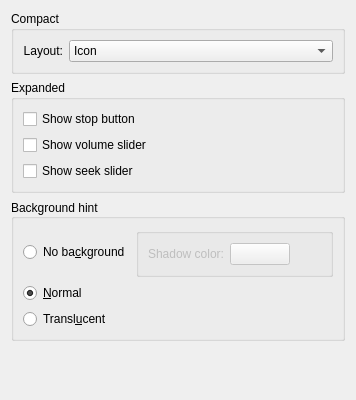
Qt form engine/generalconfig.ui (jsmitar/playbar2) before a commit.
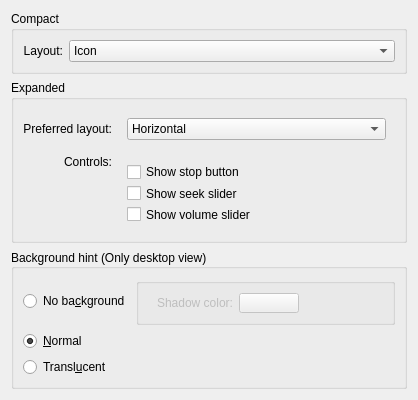
The same form after that commit. Custom widgets are drawn as their Qt base class.

Commit message: Added configuration to engine for expanded layouts

```diff
--- a/engine/generalconfig.ui
+++ b/engine/generalconfig.ui
@@ -6,7 +6,7 @@
    <rect>
     <x>0</x>
     <y>0</y>
-    <width>356</width>
+    <width>418</width>
     <height>400</height>
    </rect>
   </property>
@@ -103,26 +103,108 @@
        <property name="flat">
         <bool>true</bool>
        </property>
-       <layout class="QVBoxLayout" name="verticalLayout_2">
-        <item>
-         <widget class="QCheckBox" name="kcfg_ShowStop">
+       <layout class="QGridLayout" name="gridLayout_4">
+        <item row="0" column="0">
+         <widget class="QLabel" name="label_Layout">
+          <property name="sizePolicy">
+           <sizepolicy hsizetype="Preferred" vsizetype="Preferred">
+            <horstretch>0</horstretch>
+            <verstretch>0</verstretch>
+           </sizepolicy>
+          </property>
           <property name="text">
-           <string>Show stop button</string>
+           <string>Preferred layout:</string>
           </property>
+          <property name="alignment">
+           <set>Qt::AlignRight|Qt::AlignTrailing|Qt::AlignVCenter</set>
+          </property>
          </widget>
         </item>
-        <item>
-         <widget class="QCheckBox" name="kcfg_ShowVolumeSlider">
-          <property name="text">
-           <string>Show volume slider</string>
+        <item row="0" column="1">
+         <widget class="QWidget" name="widget" native="true">
+          <property name="sizePolicy">
+           <sizepolicy hsizetype="Expanding" vsizetype="Preferred">
+            <horstretch>0</horstretch>
+            <verstretch>0</verstretch>
+           </sizepolicy>
           </property>
+          <layout class="QHBoxLayout" name="horizontalLayout">
+           <item>
+            <widget class="QComboBox" name="kcfg_ExpandedStyle">
+             <property name="autoFillBackground">
+              <bool>false</bool>
+             </property>
+             <property name="maxVisibleItems">
+              <number>2</number>
+             </property>
+             <property name="maxCount">
+              <number>2</number>
+             </property>
+             <property name="frame">
+              <bool>true</bool>
+             </property>
+             <item>
+              <property name="text">
+               <string>Horizontal</string>
+              </property>
+             </item>
+             <item>
+              <property name="text">
+               <string>Vertical</string>
+              </property>
+             </item>
+            </widget>
+           </item>
+          </layout>
          </widget>
         </item>
-        <item>
-         <widget class="QCheckBox" name="kcfg_ShowSeekSlider">
+        <item row="1" column="0">
+         <widget class="QLabel" name="label_Controls">
+          <property name="sizePolicy">
+           <sizepolicy hsizetype="Preferred" vsizetype="Preferred">
+            <horstretch>0</horstretch>
+            <verstretch>0</verstretch>
+           </sizepolicy>
+          </property>
           <property name="text">
-           <string>Show seek slider</string>
+           <string>Controls:</string>
           </property>
+          <property name="alignment">
+           <set>Qt::AlignRight|Qt::AlignTop|Qt::AlignTrailing</set>
+          </property>
+         </widget>
+        </item>
+        <item row="1" column="1">
+         <widget class="QWidget" name="widget" native="true">
+          <property name="sizePolicy">
+           <sizepolicy hsizetype="Expanding" vsizetype="Preferred">
+            <horstretch>0</horstretch>
+            <verstretch>0</verstretch>
+           </sizepolicy>
+          </property>
+          <layout class="QVBoxLayout" name="verticalLayout_2">
+           <item>
+            <widget class="QCheckBox" name="kcfg_ShowStop">
+             <property name="text">
+              <string>Show stop button</string>
+             </property>
+            </widget>
+           </item>
+           <item>
+            <widget class="QCheckBox" name="kcfg_ShowSeekSlider">
+             <property name="text">
+              <string>Show seek slider</string>
+             </property>
+            </widget>
+           </item>
+           <item>
+            <widget class="QCheckBox" name="kcfg_ShowVolumeSlider">
+             <property name="text">
+              <string>Show volume slider</string>
+             </property>
+            </widget>
+           </item>
+          </layout>
          </widget>
         </item>
        </layout>
@@ -143,7 +225,7 @@
         <bool>false</bool>
        </property>
        <property name="title">
-        <string>Background hint</string>
+        <string>Background hint (Only desktop view)</string>
        </property>
        <property name="alignment">
         <set>Qt::AlignLeading|Qt::AlignLeft|Qt::AlignVCenter</set>
```
Left out of the diff: 2 changed lines with no effect on the pictures. The commit also changes 4 other files.
